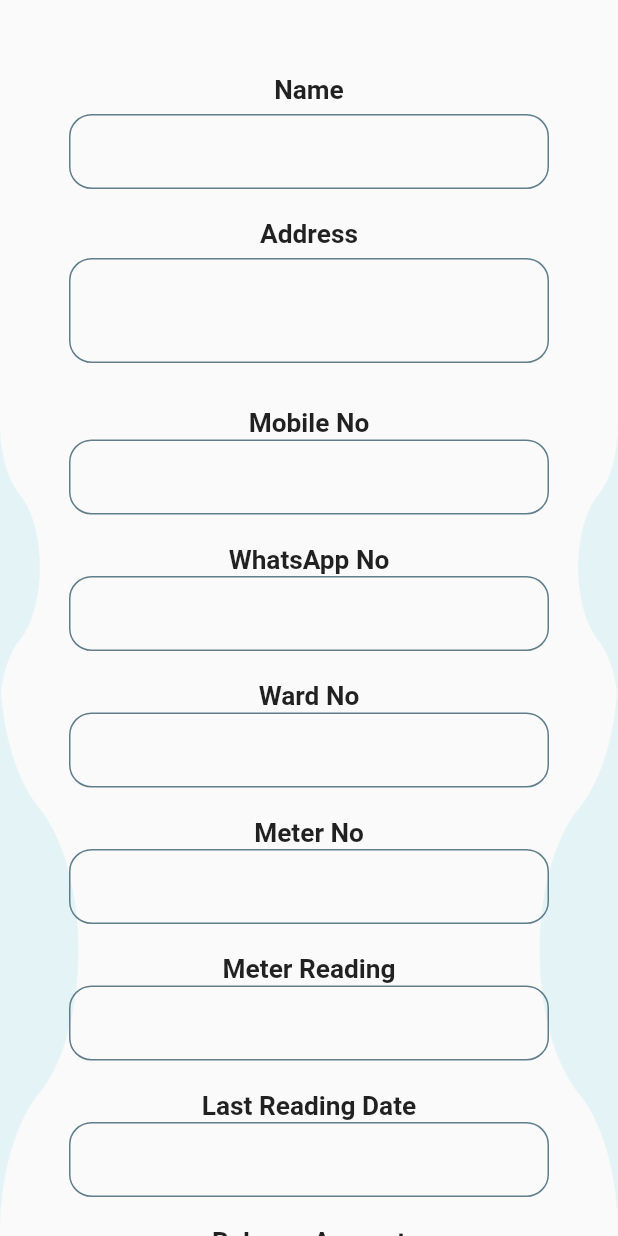
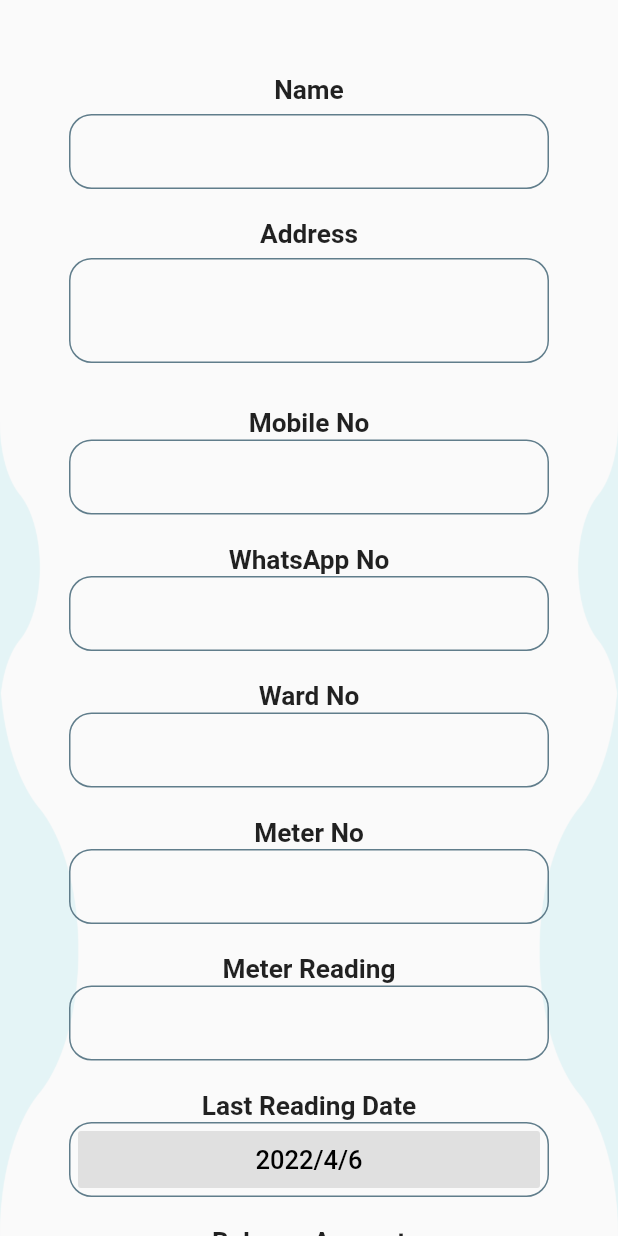
Before and after one commit to fayis007/sm_survey, a Flutter app: the DetailsPage screen opened directly with empty values, on a phone screen of 412 x 824 dp. Run offline on Flutter 3.47's test engine with Material 2 defaults, Android fonts, the phone set to English and light mode, and no system bars; our stand-ins replace image_picker, lottie; network calls fail.

Commit message:
initioal committ_api_final

```diff
--- a/lib/Ui/homePage/DetailsPage.dart
+++ b/lib/Ui/homePage/DetailsPage.dart
@@ -32,11 +32,12 @@ class _DetailsPageState extends State<DetailsPage> {
   String dropdownvalue = "Select Complaint";
   var items = [
     'Select Complaint',
-    'Item 1',
-    'Item 2',
-    'Item 3',
-    'Item 4',
-    'Item 5',
+    'NO WATER',
+    'NO METER',
+    'METER IN MUD',
+    'METER DAMAGE',
+    'WATER LEAKAGE',
+    'PIPE DAMAGE',
   ];
 
   initState() {
@@ -44,12 +45,12 @@ class _DetailsPageState extends State<DetailsPage> {
     String? x = widget.consuno;
   }
 
-  DateTime date = DateTime(2000, 1, 10);
+  DateTime date = DateTime(2022, 4, 6);
   final _wardController = TextEditingController();
   final _meterController = TextEditingController();
   final _meterReadingController = TextEditingController();
   final _balanceAmountCntlr = TextEditingController();
-  final _remarkctrl = TextEditingController();
+  final _AmountPaidctrl = TextEditingController();
   final _mobilectrl = TextEditingController();
   final _whatsAppctrl = TextEditingController();
   final _namectrlr = TextEditingController();
@@ -101,7 +102,6 @@ class _DetailsPageState extends State<DetailsPage> {
                     width: 320,
                     height: 50,
                     child: TextFormField(
-
                       textAlign: TextAlign.center,
                       style: TextStyle(fontSize: 26),
                       cursorHeight: 30,
@@ -145,7 +145,6 @@ class _DetailsPageState extends State<DetailsPage> {
                     width: 320,
                     height: 100,
                     child: TextFormField(
-
                       textAlign: TextAlign.center,
                       style: TextStyle(fontSize: 26),
                       cursorHeight: 30,
@@ -273,7 +272,6 @@ class _DetailsPageState extends State<DetailsPage> {
                     width: 320,
                     height: 50,
                     child: TextFormField(
-
                       textAlign: TextAlign.center,
                       style: TextStyle(fontSize: 26),
                       cursorHeight: 30,
@@ -314,6 +312,7 @@ class _DetailsPageState extends State<DetailsPage> {
                     width: 320,
                     height: 50,
                     child: TextFormField(
+                      keyboardType: TextInputType.number,
                       validator: (value_save) {
                         if (value_save!.isEmpty) {
                           return "Please Enter Meter No";
@@ -359,6 +358,7 @@ class _DetailsPageState extends State<DetailsPage> {
                     width: 320,
                     height: 50,
                     child: TextFormField(
+                      keyboardType: TextInputType.number,
                       validator: (value_save) {
                         if (value_save!.isEmpty) {
                           return "Please Enter Meter Reading";
@@ -390,6 +390,7 @@ class _DetailsPageState extends State<DetailsPage> {
                   SizedBox(
                     height: 20,
                   ),
+
                   Text(
                     "Last Reading Date",
                     style:
@@ -398,38 +399,34 @@ class _DetailsPageState extends State<DetailsPage> {
                   Container(
                     height: 50,
                     width: 320,
-                    child: TextFormField(
-                      validator: (value_save) {
-                        if (value_save!.isEmpty) {
-                          return "Please Enter Date";
-                        }
+                    padding: EdgeInsets.all(5),
+                    decoration: BoxDecoration(
+                        border: Border.all(
+                          color: Colors.blueGrey,
+                        ),
+                        borderRadius: BorderRadius.all(Radius.circular(15))),
+                    child: RaisedButton(
+                      elevation: 0,
+                      onPressed: () async {
+                        DateTime? newDate = await showDatePicker(
+                            context: context,
+                            initialDate: date,
+                            firstDate: DateTime(1900),
+                            lastDate: DateTime(2100));
+                        if (newDate == null) return;
+                        setState(() => date = newDate);
                       },
-                      textAlign: TextAlign.center,
-                      style: TextStyle(fontSize: 26),
-                      cursorHeight: 30,
-                      controller: _datecontrlr,
-                      decoration: InputDecoration(
-                          enabledBorder: OutlineInputBorder(
-                            borderRadius: const BorderRadius.all(
-                              const Radius.circular(15.0),
-                            ),
-                            borderSide: BorderSide(
-                              color: Colors.blueGrey,
-                            ),
-                          ),
-                          focusedBorder: OutlineInputBorder(
-                            borderRadius: const BorderRadius.all(
-                              const Radius.circular(15.0),
-                            ),
-                            borderSide: BorderSide(
-                              color: Colors.blueGrey,
-                            ),
-                          )),
+                      child: Text(
+                        '${date.year}/${date.month}/${date.day}',
+                        style: TextStyle(color: Colors.black, fontSize: 17),
+                      ),
                     ),
                   ),
+
                   SizedBox(
                     height: 20,
                   ),
+
                   Text(
                     "Balance Amount",
                     style:
@@ -439,6 +436,7 @@ class _DetailsPageState extends State<DetailsPage> {
                     width: 320,
                     height: 50,
                     child: TextFormField(
+                      keyboardType: TextInputType.number,
                       validator: (value_save) {
                         if (value_save!.isEmpty) {
                           return "Please Enter Balence Amount";
@@ -470,65 +468,22 @@ class _DetailsPageState extends State<DetailsPage> {
                   SizedBox(
                     height: 20,
                   ),
+
                   Text(
-                    "Complaint",
+                    "Amount Paid",
                     style:
-                        TextStyle(fontWeight: FontWeight.bold, fontSize: 17.5),
-                  ),
-                  Container(
-                    padding:
-                        EdgeInsets.only(left: 10, right: 10, top: 5, bottom: 5),
-                    height: 50,
-                    width: 320,
-                    decoration: BoxDecoration(
-                        border: Border.all(
-                          color: Colors.blueGrey,
-                        ),
-                        borderRadius: BorderRadius.all(Radius.circular(15))),
-                    child: Row(
-                        mainAxisAlignment: MainAxisAlignment.center,
-                        children: [
-                          DropdownButton(
-                            underline: SizedBox(),
-                            value: dropdownvalue,
-
-                            // Down Arrow Icon
-                            icon:
-                                Image.asset("assets/icons/SelectComplaint.png"),
-
-                            items: items.map((String items) {
-                              return DropdownMenuItem(
-                                value: items,
-                                child: Text(items),
-                              );
-                            }).toList(),
-
-                            onChanged: (String? newValue) {
-                              setState(() {
-                                dropdownvalue = newValue!;
-                                var complaint = dropdownvalue;
-                              });
-                            },
-                          ),
-                        ]),
-                  ),
-                  SizedBox(
-                    height: 20,
-                  ),
-                  Text(
-                    "Remark",
-                    style:
-                        TextStyle(fontWeight: FontWeight.bold, fontSize: 17.5),
+                    TextStyle(fontWeight: FontWeight.bold, fontSize: 17.5),
                   ),
 
                   Container(
                     width: 320,
                     height: 50,
                     child: TextField(
+                      keyboardType: TextInputType.number,
                       textAlign: TextAlign.center,
                       style: TextStyle(fontSize: 26),
                       cursorHeight: 30,
-                      controller: _remarkctrl,
+                      controller: _AmountPaidctrl,
                       decoration: InputDecoration(
                           enabledBorder: OutlineInputBorder(
                             borderRadius: const BorderRadius.all(
@@ -548,6 +503,62 @@ class _DetailsPageState extends State<DetailsPage> {
                           )),
                     ),
                   ),
+
+
+                  SizedBox(
+                    height: 20,
+                  ),
+
+                  Text(
+                    "Complaint",
+                    style:
+                    TextStyle(fontWeight: FontWeight.bold, fontSize: 17.5),
+                  ),
+
+
+
+                  Container(
+                    padding:
+                        EdgeInsets.only(left: 10, right: 10, top: 5, bottom: 5),
+                    height: 50,
+                    width: 320,
+                    decoration: BoxDecoration(
+                        border: Border.all(
+                          color: Colors.blueGrey,
+                        ),
+                        borderRadius: BorderRadius.all(Radius.circular(15))),
+                    child: DropdownButton(
+                      alignment: AlignmentDirectional.topEnd,
+                      underline: SizedBox(),
+                      value: dropdownvalue,
+                      hint: Text(
+                        "Complaint",
+                        style: TextStyle(
+                            fontWeight: FontWeight.bold, fontSize: 17.5),
+                      ),
+                      // Down Arrow Icon
+                      icon:
+                          Image.asset("assets/icons/SelectComplaint.png"),
+isExpanded: true,
+                      items: items.map((String items) {
+                        return DropdownMenuItem(
+                          value: items,
+                          child: Text(items),
+                        );
+                      }).toList(),
+
+                      onChanged: (String? newValue) {
+                        setState(() {
+                          dropdownvalue = newValue!;
+                          var complaint = dropdownvalue;
+                        });
+                      },
+                    ),
+                  ),
+                  SizedBox(
+                    height: 20,
+                  ),
+
                   SizedBox(height: 70),
                   Row(
                     mainAxisAlignment: MainAxisAlignment.center,
@@ -587,10 +598,10 @@ class _DetailsPageState extends State<DetailsPage> {
                                 meter_number: _meterController.text,
                                 NeedConnection: widget.needconnection,
                                 opening_reading: _meterReadingController.text,
-                                lastreadingDate: _datecontrlr.text,
+                                lastreadingDate: date.toString(),
                                 balance_amount: _balanceAmountCntlr.text,
                                 Complaint: dropdownvalue,
-                                Remarks: _remarkctrl.text,
+                                Remarks: _AmountPaidctrl.text,
                               );
                               if (formkey_save.currentState!.validate()) {
                                 Navigator.pushReplacement(
```
Also changed, not shown: lib/loginPage/loginPage.dart (+3 -63 lines), lib/main.dart (+0 -9 lines), 1 other file.
